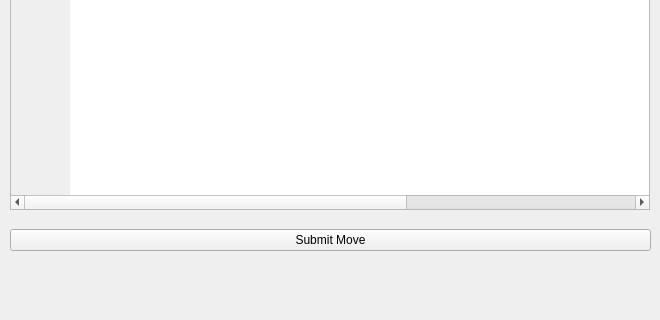
Old version of the form src/ui/chessboard.ui in the repository Feverfew/ChessGUIProject; both pictures show x 0 to 660 and y 480 to 800 of the 660 by 800 pixel window.
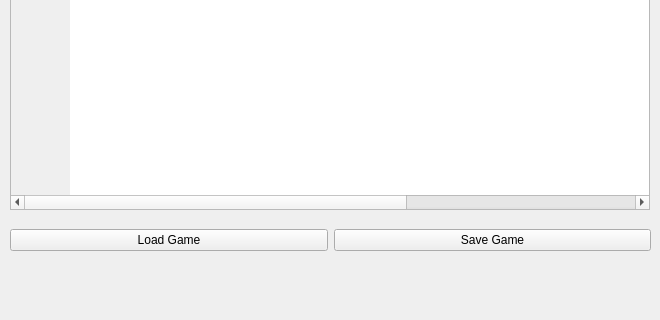
New version of the form.

Commit message: loadsave button updated

The edit to the form file:
```diff
--- a/src/ui/chessboard.ui
+++ b/src/ui/chessboard.ui
@@ -71,7 +71,14 @@
     <item>
      <widget class="QPushButton" name="submit_btn">
       <property name="text">
-       <string>Submit Move</string>
+       <string>Load Game</string>
+      </property>
+     </widget>
+    </item>
+    <item>
+     <widget class="QPushButton" name="save_btn">
+      <property name="text">
+       <string>Save Game</string>
       </property>
      </widget>
     </item>
```
Left out of the diff: 2 changed lines with no effect on the pictures. The commit also changes 4 other files.
